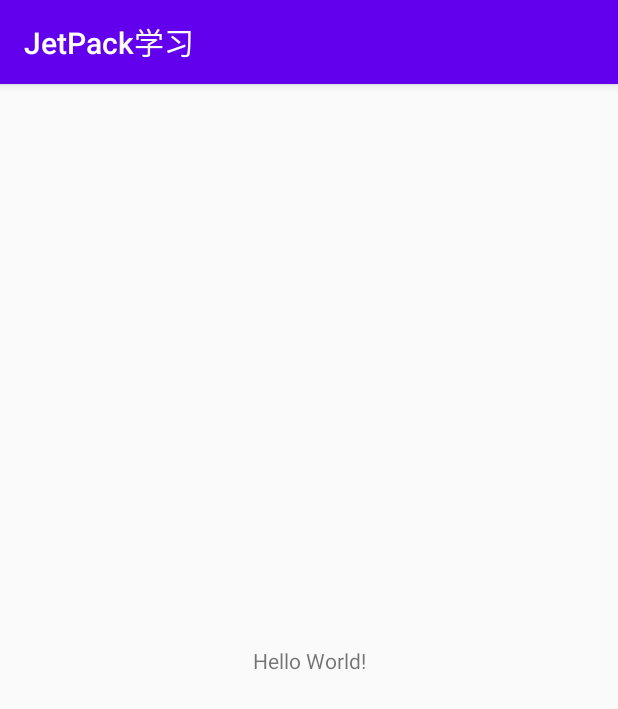
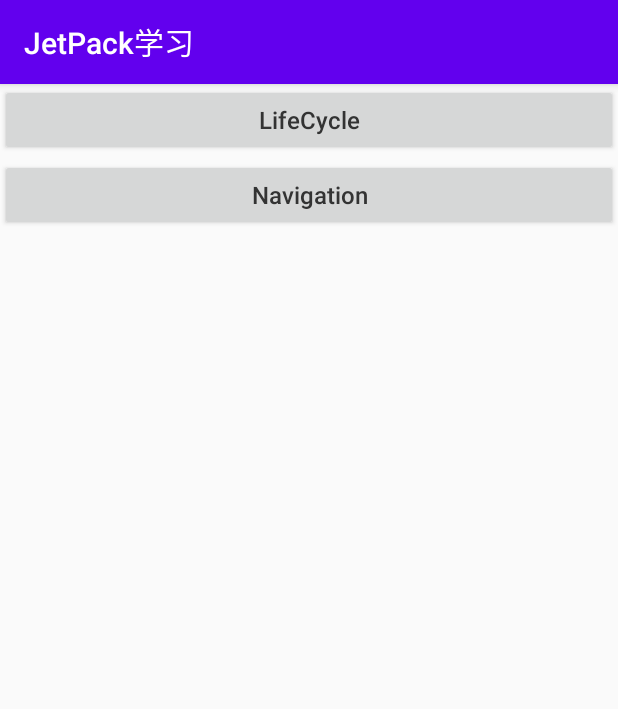
Before and after one commit to BlendGitAndroid/JetPackStudy, an Android app: the screen it shows after launch (MainActivity), on a phone screen of 412 x 824 dp. Shown: the top 709 px of the screen. Run offline under Robolectric (Android 15) with nearby library versions, the phone set to English and light mode, and no system bars.

Commit message:
Navigation

```diff
--- a/app/src/main/AndroidManifest.xml
+++ b/app/src/main/AndroidManifest.xml
@@ -10,7 +10,8 @@
         android:roundIcon="@mipmap/ic_launcher_round"
         android:supportsRtl="true"
         android:theme="@style/AppTheme">
-        <activity android:name=".lifecycle.LifeCycleMainActivity"></activity>
+        <activity android:name=".navigation.NavigationMainActivity"></activity>
+        <activity android:name=".lifecycle.LifeCycleMainActivity" />
         <activity android:name=".MainActivity">
             <intent-filter>
                 <action android:name="android.intent.action.MAIN" />
--- a/app/src/main/java/com/blend/jetpackstudy/MainActivity.java
+++ b/app/src/main/java/com/blend/jetpackstudy/MainActivity.java
@@ -1,19 +1,40 @@
 package com.blend.jetpackstudy;
 
+import android.content.Intent;
 import android.os.Bundle;
+import android.view.View;
+import android.widget.Button;
 
 import androidx.appcompat.app.AppCompatActivity;
 
-import com.blend.jetpackstudy.lifecycle.MyLocationListener;
+import com.blend.jetpackstudy.lifecycle.LifeCycleMainActivity;
+import com.blend.jetpackstudy.navigation.NavigationMainActivity;
 
 
 public class MainActivity extends AppCompatActivity {
 
 
+    private Button lifecycle;
+    private Button navigation;
+
     @Override
     protected void onCreate(Bundle savedInstanceState) {
         super.onCreate(savedInstanceState);
         setContentView(R.layout.activity_main);
+        lifecycle = findViewById(R.id.lifecycle);
+        navigation = findViewById(R.id.navigation);
+        lifecycle.setOnClickListener(new View.OnClickListener() {
+            @Override
+            public void onClick(View v) {
+                startActivity(new Intent(MainActivity.this, LifeCycleMainActivity.class));
+            }
+        });
+        navigation.setOnClickListener(new View.OnClickListener() {
+            @Override
+            public void onClick(View v) {
+                startActivity(new Intent(MainActivity.this, NavigationMainActivity.class));
+            }
+        });
 
     }
 }
--- a/app/src/main/res/layout/activity_main.xml
+++ b/app/src/main/res/layout/activity_main.xml
@@ -1,18 +1,20 @@
 <?xml version="1.0" encoding="utf-8"?>
-<androidx.constraintlayout.widget.ConstraintLayout xmlns:android="http://schemas.android.com/apk/res/android"
+<LinearLayout xmlns:android="http://schemas.android.com/apk/res/android"
     xmlns:app="http://schemas.android.com/apk/res-auto"
     xmlns:tools="http://schemas.android.com/tools"
     android:layout_width="match_parent"
     android:layout_height="match_parent"
+    android:orientation="vertical"
     tools:context=".MainActivity">
 
-    <TextView
-        android:layout_width="wrap_content"
-        android:layout_height="wrap_content"
-        android:text="Hello World!"
-        app:layout_constraintBottom_toBottomOf="parent"
-        app:layout_constraintLeft_toLeftOf="parent"
-        app:layout_constraintRight_toRightOf="parent"
-        app:layout_constraintTop_toTopOf="parent" />
+    <Button
+        android:id="@+id/lifecycle"
+        style="@style/main_style"
+        android:text="LifeCycle" />
 
-</androidx.constraintlayout.widget.ConstraintLayout>
+    <Button
+        android:id="@+id/navigation"
+        style="@style/main_style"
+        android:text="Navigation" />
+
+</LinearLayout>
--- a/app/src/main/res/values/strings.xml
+++ b/app/src/main/res/values/strings.xml
@@ -1,3 +1,5 @@
 <resources>
     <string name="app_name">JetPack学习</string>
+    <!-- TODO: Remove or change this placeholder text -->
+    <string name="hello_blank_fragment">Hello blank fragment</string>
 </resources>
--- a/app/src/main/res/values/styles.xml
+++ b/app/src/main/res/values/styles.xml
@@ -7,4 +7,12 @@
         <item name="colorAccent">@color/colorAccent</item>
     </style>
 
+    <style name="main_style">
+        <item name="android:layout_width">match_parent</item>
+        <item name="android:layout_height">wrap_content</item>
+        <item name="android:textSize">16sp</item>
+        <item name="android:textAllCaps">false</item>
+        <item name="android:layout_marginBottom">2dp</item>
+        <item name="android:textColor">#333333</item>
+    </style>
 </resources>
--- a/build.gradle
+++ b/build.gradle
@@ -9,6 +9,8 @@ buildscript {
     }
     dependencies {
         classpath "com.android.tools.build:gradle:4.0.1"
+
+        classpath "androidx.navigation:navigation-safe-args-gradle-plugin:2.3.0"
         // NOTE: Do not place your application dependencies here; they belong
         // in the individual module build.gradle files
     }
```
Also changed, not shown: app/build.gradle (+9 -7 lines), app/src/main/java/com/blend/jetpackstudy/navigation/MainFragment.java (added, +74 -0 lines), app/src/main/java/com/blend/jetpackstudy/navigation/NavigationMainActivity.java (added, +16 -0 lines), app/src/main/java/com/blend/jetpackstudy/navigation/SecondFragment.java (added, +66 -0 lines), app/src/main/res/layout/activity_navigation_main.xml (added, +17 -0 lines), app/src/main/res/layout/fragment_main.xml (added, +20 -0 lines), app/src/main/res/layout/fragment_second.xml (added, +14 -0 lines), app/src/main/res/navigation/nva_graph.xml (added, +22 -0 lines).
